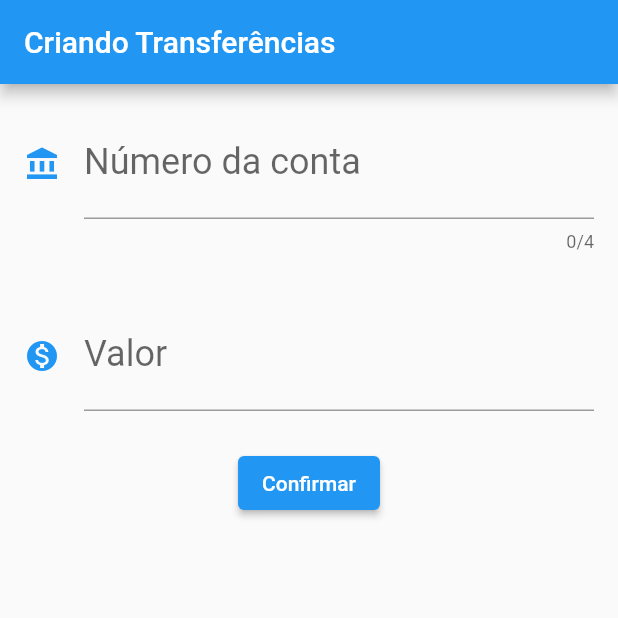
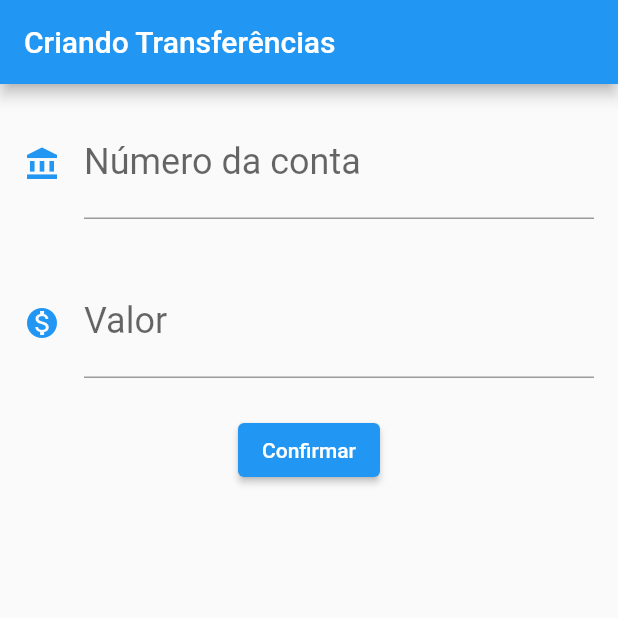
Before and after one commit to Wessh/FlutterBytebank, a Flutter app: the screen it shows after launch, after a tap on "Confirmar", on a phone screen of 412 x 824 dp, the top half of it. Run offline on Flutter 3.47's test engine with Material 2 defaults, Android fonts, the phone set to English and light mode, and no system bars.

```diff
--- a/lib/main.dart
+++ b/lib/main.dart
@@ -18,7 +18,10 @@ class BytebankApp extends StatelessWidget {
 }
 
 class FormularioTransferencia extends StatelessWidget {
-  const FormularioTransferencia({Key? key}) : super(key: key);
+  final TextEditingController _controllerNumeroConta = TextEditingController();
+  final TextEditingController _controllerValor = TextEditingController();
+
+  FormularioTransferencia({Key? key}) : super(key: key);
 
   @override
   Widget build(BuildContext context) {
@@ -31,6 +34,7 @@ class FormularioTransferencia extends StatelessWidget {
           Padding(
             padding: const EdgeInsets.all(16.0),
             child: TextField(
+              controller: _controllerNumeroConta,
               style: TextStyle(fontSize: 24),
               decoration: InputDecoration(
                 icon: Icon(
@@ -39,6 +43,8 @@ class FormularioTransferencia extends StatelessWidget {
                 ),
                 labelText: 'Número da conta',
                 hintText: '0000',
+                counter:
+                    Offstage(), //Oculta o contador de caracteres usado pelo maxLength
               ),
               keyboardType: TextInputType.number,
               maxLength: 4,
@@ -47,6 +53,8 @@ class FormularioTransferencia extends StatelessWidget {
           Padding(
             padding: const EdgeInsets.all(16.0),
             child: TextField(
+              keyboardType: TextInputType.number,
+              controller: _controllerValor,
               style: TextStyle(fontSize: 24),
               decoration: InputDecoration(
                 icon: Icon(
@@ -55,14 +63,22 @@ class FormularioTransferencia extends StatelessWidget {
                 ),
                 labelText: 'Valor',
                 hintText: '0.00',
+                prefix: Text('R\$ '),
               ),
-              keyboardType: TextInputType.number,
             ),
           ),
           Padding(
             padding: const EdgeInsets.only(top: 8),
             child: ElevatedButton(
-              onPressed: () {},
+              onPressed: () {
+                final int? numeroConta =
+                    int.tryParse(_controllerNumeroConta.text);
+                final double? valor = double.tryParse(_controllerValor.text);
+                if (numeroConta != null && valor != null) {
+                  final transferenciaCriada = Transferencia(valor, numeroConta);
+                  debugPrint('$transferenciaCriada');
+                }
+              },
               child: Text('Confirmar'),
             ),
           ),
@@ -86,7 +102,6 @@ class ListaTransferencia extends StatelessWidget {
         title: Text('Transferências'),
       ),
       body: Column(
-        // ignore: prefer_const_literals_to_create_immutables
         children: [
           ItemTransferencia(
             Transferencia(100.2, 514),
@@ -128,4 +143,8 @@ class Transferencia {
   late final double valor;
   late final int numeroConta;
   Transferencia(this.valor, this.numeroConta);
+
+  @override
+  String toString() =>
+      'Transferencia(valor: $valor, numeroConta: $numeroConta)';
 }
```
Also changed, not shown: 1 other file.
